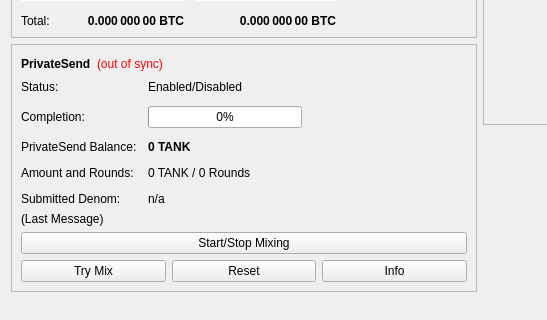
officialXGalaxy/XGalaxy, file src/qt/forms/overviewpage.ui: the form before one commit; both pictures show x 0 to 547 and y 178 to 498 of the 960 by 585 pixel window.
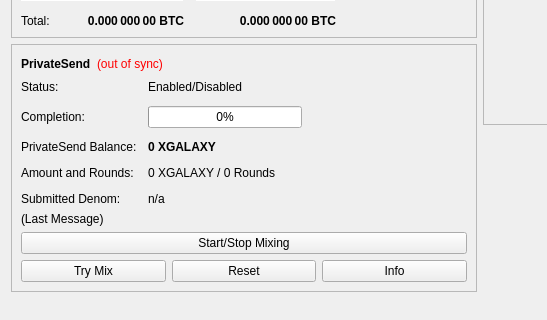
The form after the commit.

Patch:
```diff
--- a/src/qt/forms/overviewpage.ui
+++ b/src/qt/forms/overviewpage.ui
@@ -511,7 +511,7 @@
                </font>
               </property>
               <property name="text">
-               <string notr="true">0 TANK</string>
+               <string notr="true">0 XGALAXY</string>
               </property>
              </widget>
             </item>
@@ -525,7 +525,7 @@
             <item row="3" column="1">
              <widget class="QLabel" name="labelAmountRounds">
               <property name="text">
-               <string>0 TANK / 0 Rounds</string>
+               <string>0 XGALAXY / 0 Rounds</string>
               </property>
              </widget>
             </item>
```
Left out of the diff: 6 changed lines with no effect on the pictures.
